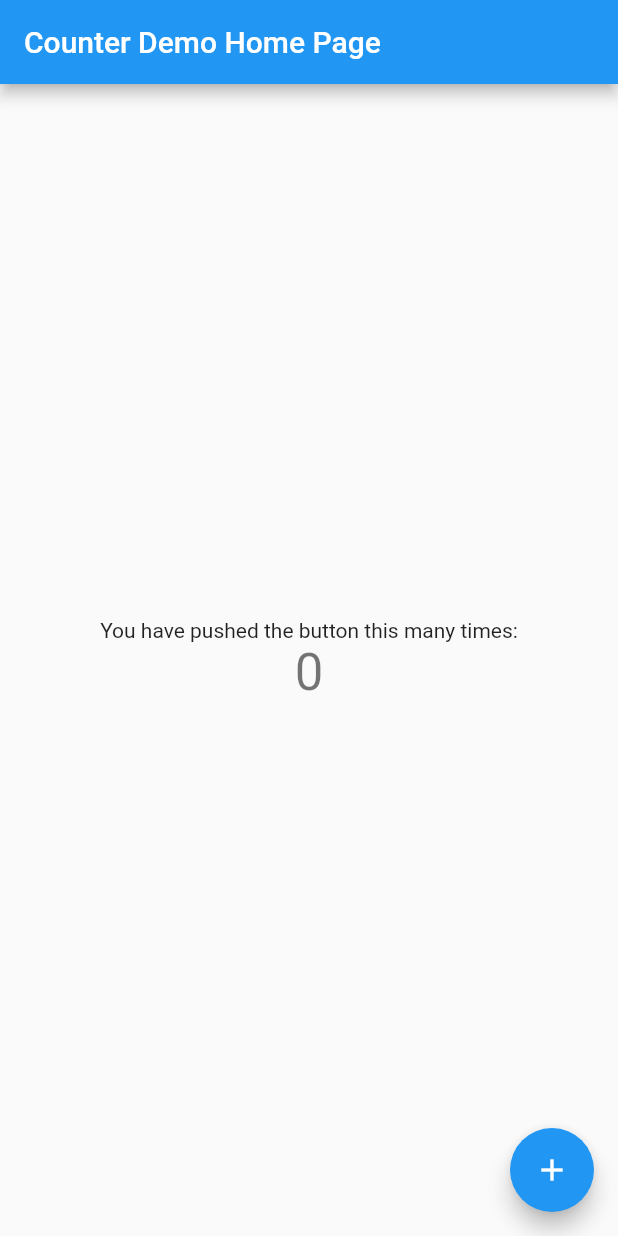
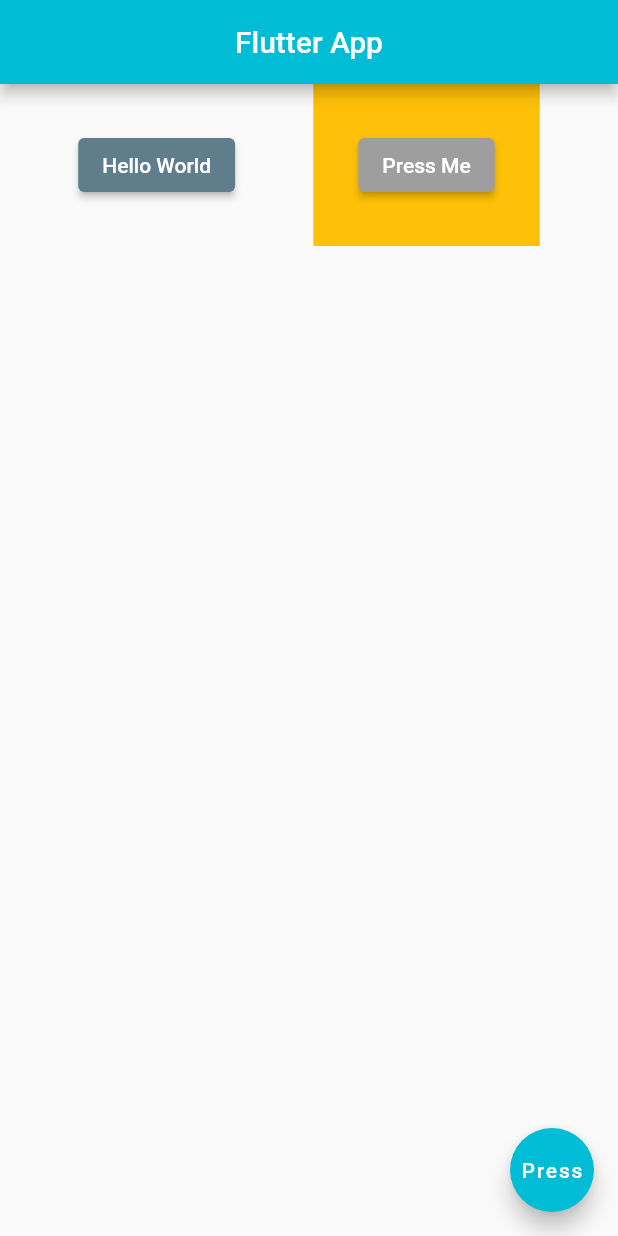
Before and after one commit to aravinthkumarms/Learn-Flutter, a Flutter app: the screen it shows after launch, on a phone screen of 412 x 824 dp. Run offline on Flutter 3.47's test engine with Material 2 defaults, Android fonts, the phone set to English and light mode, and no system bars.

```diff
--- a/lib/main.dart
+++ b/lib/main.dart
@@ -1,115 +1,50 @@
 import 'package:flutter/material.dart';
 
-void main() {
-  runApp(const MyApp());
-}
+void main() => runApp(const MaterialApp(
+  home: Home()
+));
 
-class MyApp extends StatelessWidget {
-  const MyApp({super.key});
+class Home extends StatelessWidget {
+  const Home({Key? key}) : super(key: key);
 
-  // This widget is the root of your application.
   @override
   Widget build(BuildContext context) {
-    return MaterialApp(
-      title: 'Counter Demo',
-      theme: ThemeData(
-        // This is the theme of your application.
-        //
-        // Try running your application with "flutter run". You'll see the
-        // application has a blue toolbar. Then, without quitting the app, try
-        // changing the primarySwatch below to Colors.green and then invoke
-        // "hot reload" (press "r" in the console where you ran "flutter run",
-        // or simply save your changes to "hot reload" in a Flutter IDE).
-        // Notice that the counter didn't reset back to zero; the application
-        // is not restarted.
-        primarySwatch: Colors.blue,
+    return Scaffold(
+      appBar: AppBar(
+        title: const Text('Flutter App'),
+        centerTitle: true,
+        backgroundColor: Colors.cyan[500],
       ),
-      home: const MyHomePage(title: 'Counter Demo Home Page'),
+      body:Row(
+        mainAxisAlignment: MainAxisAlignment.spaceEvenly,
+        children: [
+          ElevatedButton(
+            onPressed: (){},
+              style: ElevatedButton.styleFrom(
+                backgroundColor: Colors.blueGrey
+              ),
+              child: const Text("Hello World"),
+          ),
+          Container(
+            color: Colors.amber,
+            padding: const EdgeInsets.all(30),
+            child:  ElevatedButton(
+                onPressed: (){},
+                style: ElevatedButton.styleFrom(
+                    backgroundColor: Colors.grey
+                ),
+                child: const Text('Press Me'),
+              ) ,
+            ),
+        ],
+      ),
+      floatingActionButton: FloatingActionButton(
+        onPressed: () {
+          // Add your onPressed code here!
+        },
+        backgroundColor: Colors.cyan[500],
+        child: const Text('Press'),
+      ),
     );
   }
 }
-
-class MyHomePage extends StatefulWidget {
-  const MyHomePage({super.key, required this.title});
-
-  // This widget is the home page of your application. It is stateful, meaning
-  // that it has a State object (defined below) that contains fields that affect
-  // how it looks.
-
-  // This class is the configuration for the state. It holds the values (in this
-  // case the title) provided by the parent (in this case the App widget) and
-  // used by the build method of the State. Fields in a Widget subclass are
-  // always marked "final".
-
-  final String title;
-
-  @override
-  State<MyHomePage> createState() => _MyHomePageState();
-}
-
-class _MyHomePageState extends State<MyHomePage> {
-  int _counter = 0;
-
-  void _incrementCounter() {
-    setState(() {
-      // This call to setState tells the Flutter framework that something has
-      // changed in this State, which causes it to rerun the build method below
-      // so that the display can reflect the updated values. If we changed
-      // _counter without calling setState(), then the build method would not be
-      // called again, and so nothing would appear to happen.
-      _counter++;
-    });
-  }
-
-  @override
-  Widget build(BuildContext context) {
-    // This method is rerun every time setState is called, for instance as done
-    // by the _incrementCounter method above.
-    //
-    // The Flutter framework has been optimized to make rerunning build methods
-    // fast, so that you can just rebuild anything that needs updating rather
-    // than having to individually change instances of widgets.
-    return Scaffold(
-      appBar: AppBar(
-        // Here we take the value from the MyHomePage object that was created by
-        // the App.build method, and use it to set our appbar title.
-        title: Text(widget.title),
-      ),
-      body: Center(
-        // Center is a layout widget. It takes a single child and positions it
-        // in the middle of the parent.
-        child: Column(
-          // Column is also a layout widget. It takes a list of children and
-          // arranges them vertically. By default, it sizes itself to fit its
-          // children horizontally, and tries to be as tall as its parent.
-          //
-          // Invoke "debug painting" (press "p" in the console, choose the
-          // "Toggle Debug Paint" action from the Flutter Inspector in Android
-          // Studio, or the "Toggle Debug Paint" command in Visual Studio Code)
-          // to see the wireframe for each widget.
-          //
-          // Column has various properties to control how it sizes itself and
-          // how it positions its children. Here we use mainAxisAlignment to
-          // center the children vertically; the main axis here is the vertical
-          // axis because Columns are vertical (the cross axis would be
-          // horizontal).
-          mainAxisAlignment: MainAxisAlignment.center,
-          children: <Widget>[
-            const Text(
-              'You have pushed the button this many times:',
-            ),
-            Text(
-              '$_counter',
-              style: Theme.of(context).textTheme.headline4,
-            ),
-          ],
-        ),
-      ),
-      floatingActionButton: FloatingActionButton(
-        onPressed: _incrementCounter,
-        tooltip: 'Increment',
-        child: const Icon(Icons.add),
-      ), // This trailing comma makes auto-formatting nicer for build methods.
-    );
-  }
-}
```
Also changed, not shown: pubspec.yaml (+9 -0 lines), assets/unnamed.jpg (added), fonts/Poppins-SemiBold.ttf (added), fonts/SF-UI.ttf (added), fonts/SF_UI_DISPLAY.otf (added).
